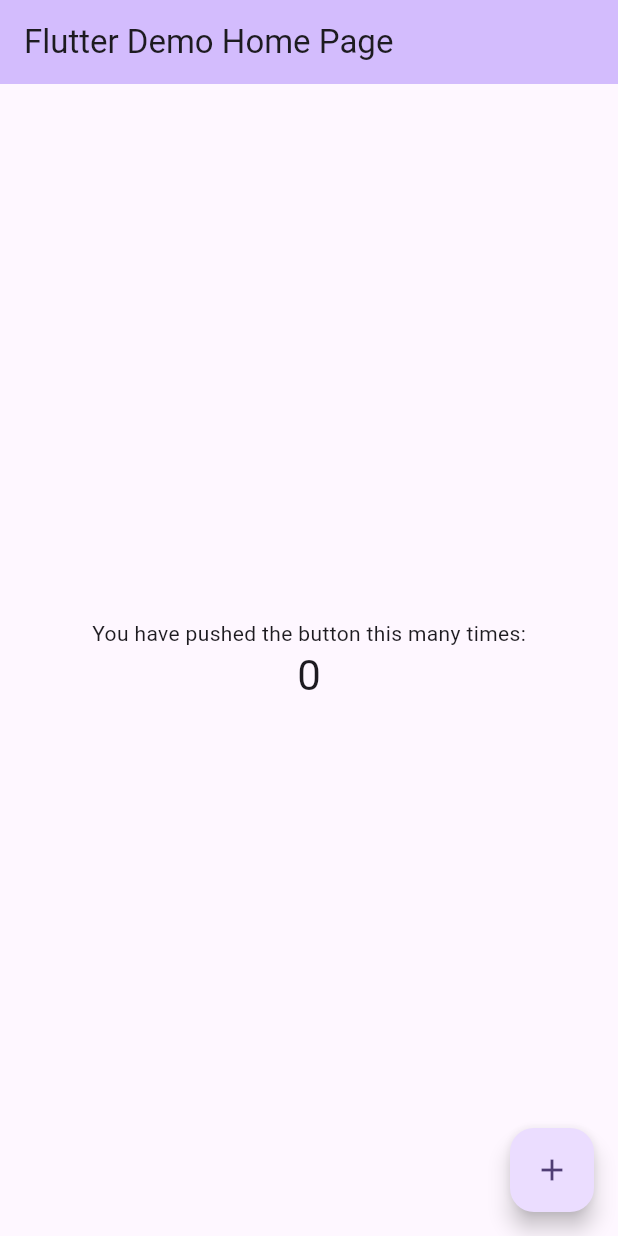
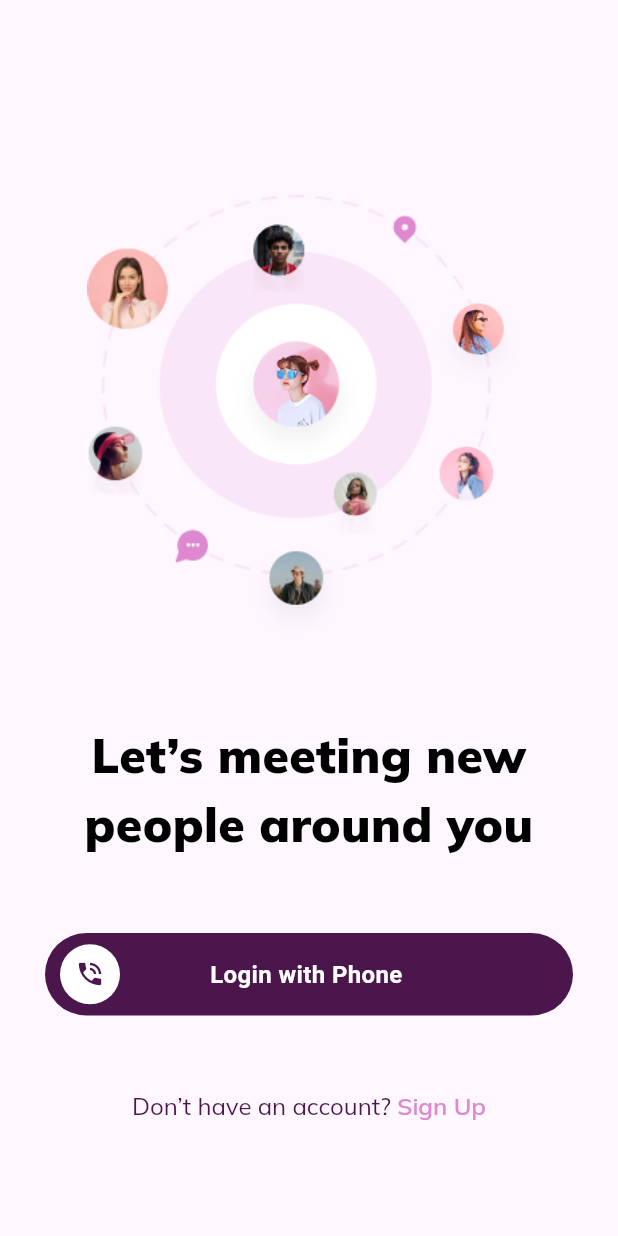
Before and after one commit to Mosaidur/date_me_dating_app, a Flutter app: the screen it shows after launch, on a phone screen of 412 x 824 dp. Run offline on Flutter 3.47's test engine with Material 3 defaults, Android fonts, the light colour scheme and no system bars.

Commit message:
Design Completed

```diff
--- /dev/null
+++ b/lib/Auth/presenataion/Screen/LoginScreen.dart
@@ -0,0 +1,130 @@
+import 'package:flutter/material.dart';
+
+import '../../../HomeScreen/presenataion/Screen/homeScreen.dart';
+import '../../../theme/theme.dart';
+
+class Loginscreen extends StatelessWidget {
+  const Loginscreen({super.key});
+
+  @override
+  Widget build(BuildContext context) {
+    return Scaffold(
+
+      body: SingleChildScrollView(
+        child: Center(
+          child: Column(
+            children: [
+              SizedBox(height: 100,),
+              Center(
+                child: Padding(
+                  padding: const EdgeInsets.all(30.0),
+                  child: Image.asset(
+                      "assets/images/login_Image.png",
+                    height: 300,
+                  ),
+                ),
+              ),
+
+              Padding(
+                padding: const EdgeInsets.all(20.0),
+                child: Text (
+                  'Let’s meeting new people around you',
+                  style: TextStyle(
+                    fontFamily: 'Mulish',
+                    fontWeight: FontWeight.w900,
+                    fontSize: 32,
+                    color: Colors.black,
+                  ),
+                  textAlign: TextAlign.center,
+                ),
+              ),
+
+              // Login with phone
+              GestureDetector(
+                onTap: (){
+                  Navigator.push(
+                    context,
+                    MaterialPageRoute(builder: (context) => Homescreen()),
+                  );
+                },
+                child: Padding(
+                  padding: const EdgeInsets.all(30.0),
+                  child: Container(
+                    height: 55,
+                    decoration: BoxDecoration(
+                      borderRadius: BorderRadius.circular(30),
+                      color: primaryColor
+                    ),
+                    child: Row(
+                      children: [
+                        SizedBox(width: 10,),
+                        Container(
+                          // height: 40,
+                          decoration: BoxDecoration(
+                            shape: BoxShape.circle,
+                            color: Colors.white,
+                          ),
+                          child: Padding(
+                            padding: const EdgeInsets.all(10.0),
+                            child: Center(
+                              child: Icon(
+                                Icons.phone_in_talk, // correct icon name
+                                color: primaryColor,
+                                size: 20,
+                              ),
+                            ),
+                          ),
+                        ),
+                        SizedBox(width: 60,),
+                        Text(
+                            "Login with Phone",
+                          style: TextStyle(
+                            color: Colors.white,
+                            fontSize: 16,
+                            fontWeight: FontWeight.w700,
+                          ),
+                        )
+
+
+                      ],
+                    ),
+                  ),
+                ),
+              ),
+
+              SizedBox(height: 20,),
+
+              RichText(
+                textAlign: TextAlign.center,
+                text: TextSpan(
+                  text: "Don’t have an account? ",
+                  style: TextStyle(
+                    fontFamily: 'Mulish',
+                    fontWeight: FontWeight.w400, // Regular
+                    fontSize: 16,
+                    color: primaryColor, // Primary color
+                  ),
+                  children: <TextSpan>[
+                    TextSpan(
+                      text: "Sign Up",
+                      style: TextStyle(
+                        fontFamily: 'Mulish',
+                        fontWeight: FontWeight.w600, // SemiBold
+                        fontSize: 16,
+                        color: secondary1, // Secondary color
+                      ),
+                    ),
+                  ],
+                ),
+              ),
+
+
+
+            ],
+          ),
+        ),
+      ),
+
+    );
+  }
+}
--- a/lib/main.dart
+++ b/lib/main.dart
@@ -1,4 +1,6 @@
 import 'package:flutter/material.dart';
+
+import 'Auth/presenataion/Screen/LoginScreen.dart';
 
 void main() {
   runApp(const MyApp());
@@ -11,112 +13,11 @@ class MyApp extends StatelessWidget {
   @override
   Widget build(BuildContext context) {
     return MaterialApp(
-      title: 'Flutter Demo',
+      debugShowCheckedModeBanner: false,
       theme: ThemeData(
-        // This is the theme of your application.
-        //
-        // TRY THIS: Try running your application with "flutter run". You'll see
-        // the application has a purple toolbar. Then, without quitting the app,
-        // try changing the seedColor in the colorScheme below to Colors.green
-        // and then invoke "hot reload" (save your changes or press the "hot
-        // reload" button in a Flutter-supported IDE, or press "r" if you used
-        // the command line to start the app).
-        //
-        // Notice that the counter didn't reset back to zero; the application
-        // state is not lost during the reload. To reset the state, use hot
-        // restart instead.
-        //
-        // This works for code too, not just values: Most code changes can be
-        // tested with just a hot reload.
         colorScheme: ColorScheme.fromSeed(seedColor: Colors.deepPurple),
       ),
-      home: const MyHomePage(title: 'Flutter Demo Home Page'),
+      home: const Loginscreen(),
     );
   }
 }
-
-class MyHomePage extends StatefulWidget {
-  const MyHomePage({super.key, required this.title});
-
-  // This widget is the home page of your application. It is stateful, meaning
-  // that it has a State object (defined below) that contains fields that affect
-  // how it looks.
-
-  // This class is the configuration for the state. It holds the values (in this
-  // case the title) provided by the parent (in this case the App widget) and
-  // used by the build method of the State. Fields in a Widget subclass are
-  // always marked "final".
-
-  final String title;
-
-  @override
-  State<MyHomePage> createState() => _MyHomePageState();
-}
-
-class _MyHomePageState extends State<MyHomePage> {
-  int _counter = 0;
-
-  void _incrementCounter() {
-    setState(() {
-      // This call to setState tells the Flutter framework that something has
-      // changed in this State, which causes it to rerun the build method below
-      // so that the display can reflect the updated values. If we changed
-      // _counter without calling setState(), then the build method would not be
-      // called again, and so nothing would appear to happen.
-      _counter++;
-    });
-  }
-
-  @override
-  Widget build(BuildContext context) {
-    // This method is rerun every time setState is called, for instance as done
-    // by the _incrementCounter method above.
-    //
-    // The Flutter framework has been optimized to make rerunning build methods
-    // fast, so that you can just rebuild anything that needs updating rather
-    // than having to individually change instances of widgets.
-    return Scaffold(
-      appBar: AppBar(
-        // TRY THIS: Try changing the color here to a specific color (to
-        // Colors.amber, perhaps?) and trigger a hot reload to see the AppBar
-        // change color while the other colors stay the same.
-        backgroundColor: Theme.of(context).colorScheme.inversePrimary,
-        // Here we take the value from the MyHomePage object that was created by
-        // the App.build method, and use it to set our appbar title.
-        title: Text(widget.title),
-      ),
-      body: Center(
-        // Center is a layout widget. It takes a single child and positions it
-        // in the middle of the parent.
-        child: Column(
-          // Column is also a layout widget. It takes a list of children and
-          // arranges them vertically. By default, it sizes itself to fit its
-          // children horizontally, and tries to be as tall as its parent.
-          //
-          // Column has various properties to control how it sizes itself and
-          // how it positions its children. Here we use mainAxisAlignment to
-          // center the children vertically; the main axis here is the vertical
-          // axis because Columns are vertical (the cross axis would be
-          // horizontal).
-          //
-          // TRY THIS: Invoke "debug painting" (choose the "Toggle Debug Paint"
-          // action in the IDE, or press "p" in the console), to see the
-          // wireframe for each widget.
-          mainAxisAlignment: MainAxisAlignment.center,
-          children: <Widget>[
-            const Text('You have pushed the button this many times:'),
-            Text(
-              '$_counter',
-              style: Theme.of(context).textTheme.headlineMedium,
-            ),
-          ],
-        ),
-      ),
-      floatingActionButton: FloatingActionButton(
-        onPressed: _incrementCounter,
-        tooltip: 'Increment',
-        child: const Icon(Icons.add),
-      ), // This trailing comma makes auto-formatting nicer for build methods.
-    );
-  }
-}
```
Also changed, not shown: lib/HomeScreen/presenataion/Screen/homeScreen.dart (added, +132 -0 lines), lib/HomeScreen/presenataion/Widgets/custormCurveConteiner.dart (added, +65 -0 lines), lib/theme/theme.dart (added, +22 -0 lines), pubspec.yaml (+41 -7 lines), assets/images/login_Image.png (added).
